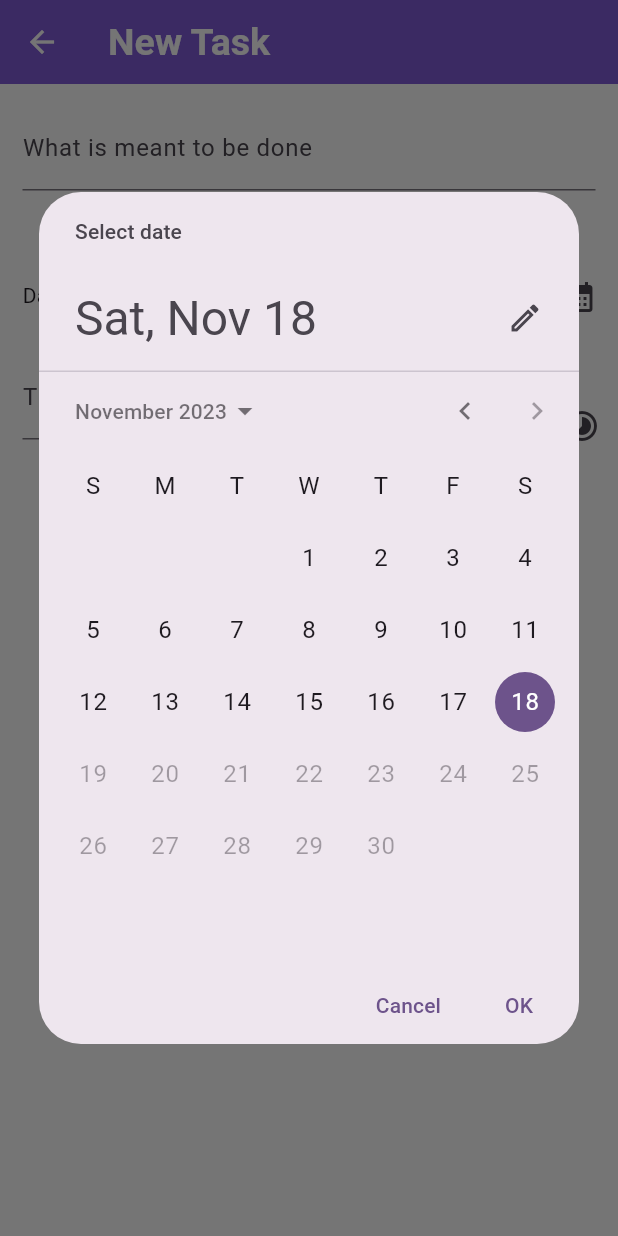
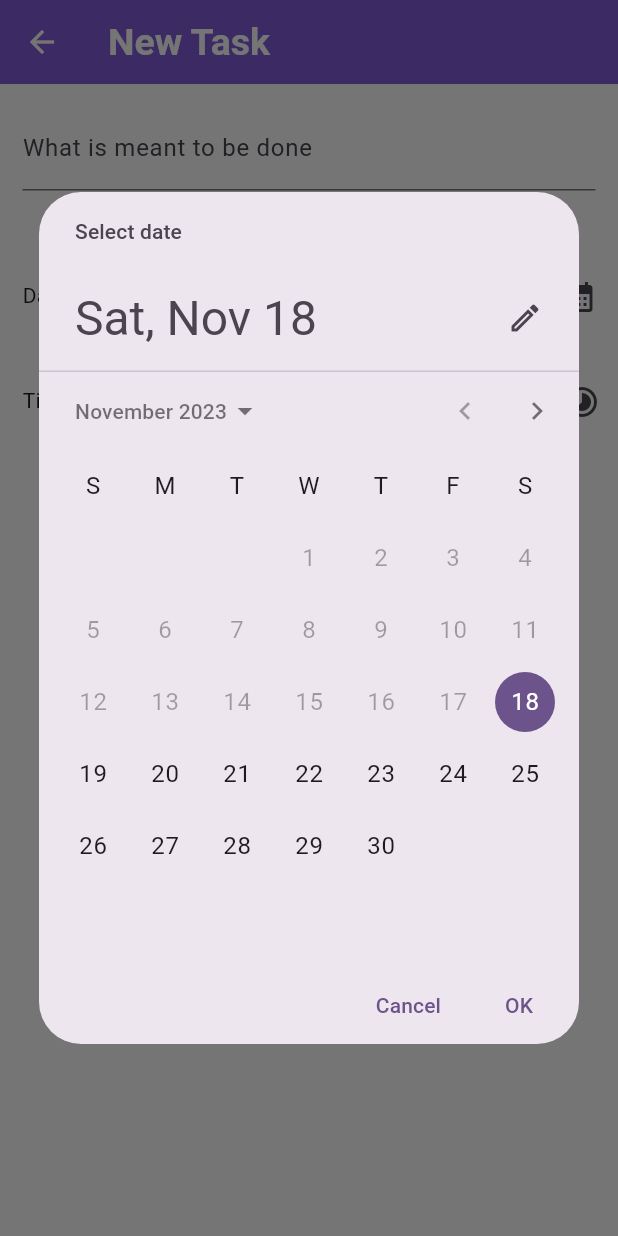
Before and after one commit to coderrrrr2/to_do, a Flutter app: the TasksScreen screen opened directly, after a tap on the "calendar month" icon, on a phone screen of 412 x 824 dp. Run offline on Flutter 3.47's test engine with Material 2 defaults, Android fonts, the phone set to English and light mode, and no system bars; our stand-ins replace flutter_riverpod, sqflite; accounts and stored records are empty.

Commit message:
worked on home screen view

```diff
--- a/lib/screens/new_items.dart
+++ b/lib/screens/new_items.dart
@@ -16,8 +16,6 @@ class TasksScreen extends ConsumerStatefulWidget {
 class _TasksScreenState extends ConsumerState<TasksScreen> {
   final formKey = GlobalKey<FormState>();
   final taskController = TextEditingController();
-  final timeController = TextEditingController();
-  String enteredTask = '';
   DateTime? enteredDate;
   bool textformKeyIsEmpty = true;
   bool isDateSelected = false;
@@ -25,13 +23,14 @@ class _TasksScreenState extends ConsumerState<TasksScreen> {
 
   void showDatePickerDialog() async {
     final now = DateTime.now();
-    final firstDate = DateTime(now.year - 1, now.month, now.day);
+    final firstDate = DateTime(now.year, now.month, now.day);
+    final lastDate = DateTime(now.year + 18, now.month, now.day);
 
     final pickedDate = await showDatePicker(
         context: context,
         initialDate: now,
         firstDate: firstDate,
-        lastDate: now);
+        lastDate: lastDate);
     setState(() {
       enteredDate = pickedDate;
     });
@@ -45,14 +44,6 @@ class _TasksScreenState extends ConsumerState<TasksScreen> {
     setState(() {
       selectedTime = pickedTime;
     });
-  }
-
-  String formatTime(TimeOfDay timeOfDay) {
-    final hour = timeOfDay.hourOfPeriod;
-    final minute = timeOfDay.minute.toString().padLeft(2, '0');
-    final period = timeOfDay.period == DayPeriod.am ? 'AM' : 'PM';
-
-    return '$hour:$minute $period';
   }
 
   void submitformKey(ToDo todo) {
@@ -72,9 +63,25 @@ class _TasksScreenState extends ConsumerState<TasksScreen> {
     super.initState();
   }
 
+  String formatTime(TimeOfDay timeOfDay) {
+    final hour = timeOfDay.hourOfPeriod;
+    final minute = timeOfDay.minute.toString().padLeft(2, '0');
+    final period = timeOfDay.period == DayPeriod.am ? 'AM' : 'PM';
+
+    return '$hour:$minute $period';
+  }
+
+  @override
+  void dispose() {
+    taskController.dispose();
+    super.dispose();
+  }
+
   @override
   Widget build(BuildContext context) {
-    return Scaffold(
+    return GestureDetector(
+      onTap: () => FocusScope.of(context).unfocus(),
+      child: Scaffold(
           appBar: AppBar(
             title: const Text('New Task'),
           ),
@@ -93,9 +100,6 @@ class _TasksScreenState extends ConsumerState<TasksScreen> {
                           labelText: "What is meant to be done",
                         ),
                         keyboardType: TextInputType.text,
-                      onSaved: (value) {
-                        enteredTask = value!;
-                      },
                       ),
                     ),
                     const SizedBox(
@@ -119,19 +123,19 @@ class _TasksScreenState extends ConsumerState<TasksScreen> {
                             icon: const Icon(Icons.calendar_month))
                       ],
                     ),
+                    const SizedBox(
+                      height: 20,
+                    ),
                     Row(
                       crossAxisAlignment: CrossAxisAlignment.end,
                       children: [
                         Container(
                           margin: const EdgeInsets.all(15),
                           width: 300,
-                        child: TextField(
-                          controller: timeController,
-                          decoration: InputDecoration(
-                            labelText: selectedTime == null
+                          child: Text(
+                            selectedTime == null
                                 ? 'Time not set(all day)'
                                 : formatTime(selectedTime!),
-                          ),
                           ),
                         ),
                         const Spacer(),
@@ -150,7 +154,7 @@ class _TasksScreenState extends ConsumerState<TasksScreen> {
                   onPressed: () {
                     if (enteredDate != null && selectedTime != null) {
                       submitformKey(ToDo(
-                        taskName: enteredTask,
+                          taskName: taskController.text,
                           date: enteredDate!,
                           time: selectedTime!));
                       return;
@@ -160,6 +164,7 @@ class _TasksScreenState extends ConsumerState<TasksScreen> {
                   },
                   child: const Icon(Icons.check),
                 )
-            : null);
+              : null),
+    );
   }
 }
--- a/pubspec.yaml
+++ b/pubspec.yaml
@@ -29,3 +29,4 @@ flutter:
   uses-material-design: true
   assets:
    - assets/images/fluent-mdl2_vacation.png
+   - assets/images/Nothing to do.png
```
Also changed, not shown: lib/providers/toDo_provider.dart (+22 -0 lines), lib/screens/home.dart (+65 -2 lines), lib/widgets/toDo_tile.dart (+59 -3 lines), assets/images/Nothing to do.png (added). Lines whose indentation alone changed are shown as unchanged.
